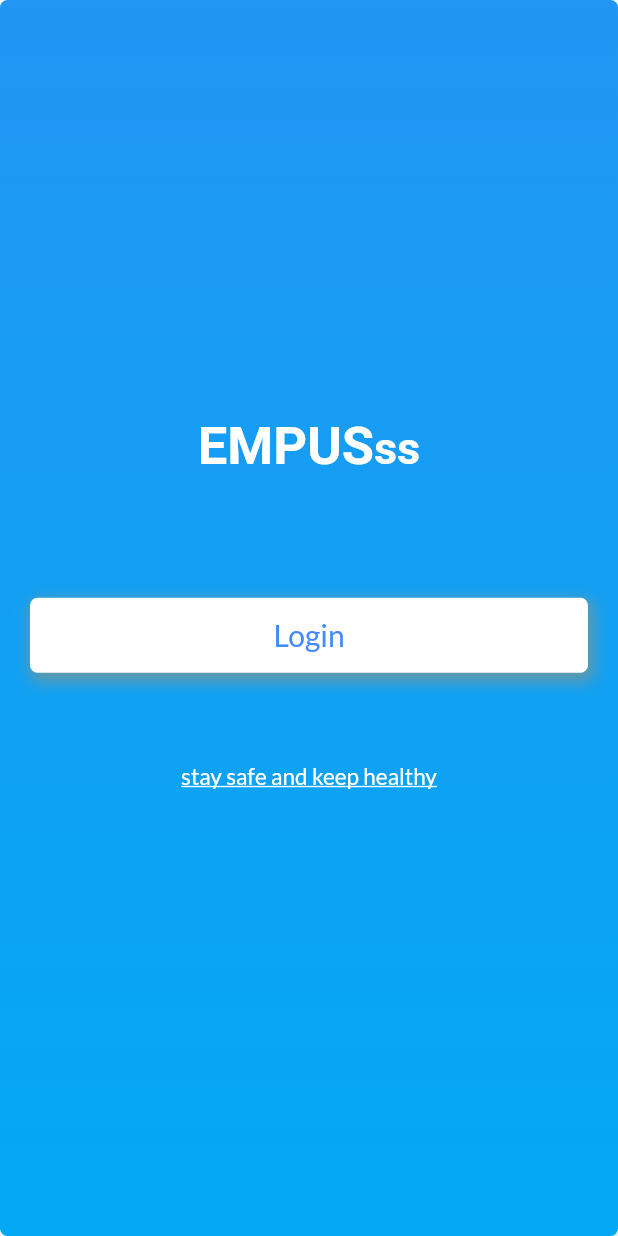
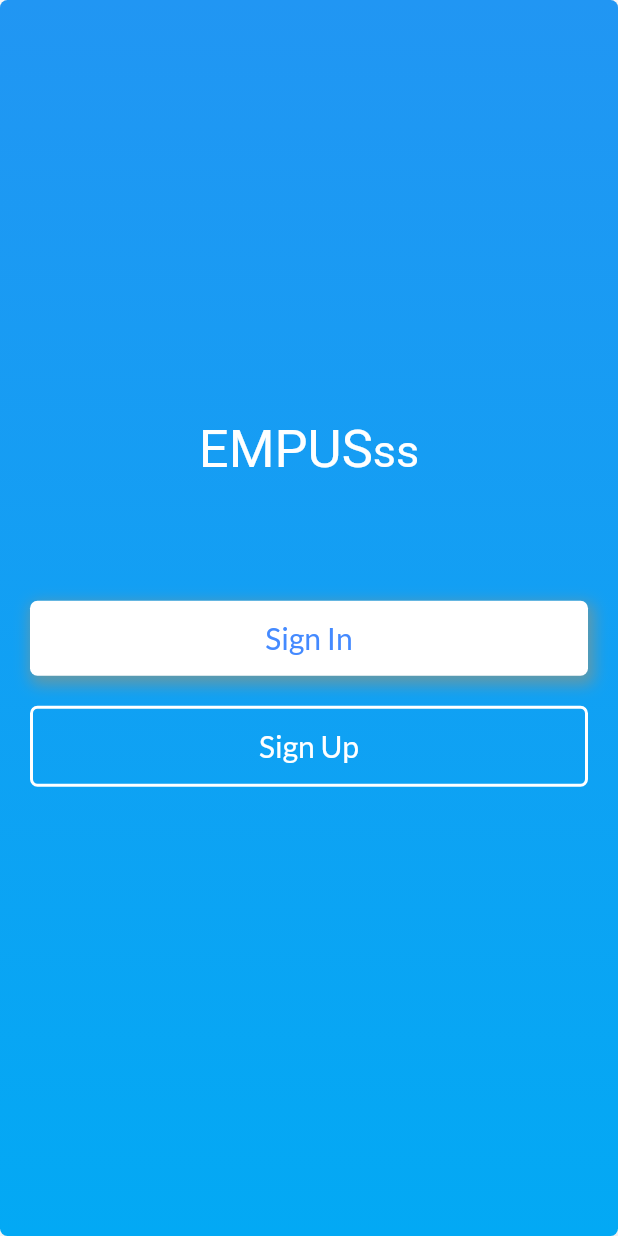
Before and after one commit to khalidalhabibie/empus, a Flutter app: the screen it shows after launch, on a phone screen of 412 x 824 dp. Run offline on Flutter 3.47's test engine with Material 2 defaults, Android fonts, the phone set to English and light mode, and no system bars; our stand-ins replace email_validator, google_fonts.

Commit message:
:bug: :art: :sparkles:  fix login and add  sign up

```diff
--- a/lib/main.dart
+++ b/lib/main.dart
@@ -1,7 +1,7 @@
 import 'package:flutter/material.dart';
 import 'package:google_fonts/google_fonts.dart';
 
-import 'src/welcomePage.dart';
+import 'src/welcome.dart';
 
 
 void main() => runApp(MyApp());
@@ -16,11 +16,11 @@ class MyApp extends StatelessWidget {
       theme: ThemeData(
          primarySwatch: Colors.blue,
          textTheme:GoogleFonts.latoTextTheme(textTheme).copyWith(
-           body1: GoogleFonts.montserrat(textStyle: textTheme.body1),
+           body1: GoogleFonts.montserrat(textStyle: textTheme.display1),
          ),
       ),
       debugShowCheckedModeBanner: false,
-      home: WelcomePage(),
+      home: Welcome(),
     );
   }
 }
--- a/lib/src/welcomePage.dart
+++ b/lib/src/welcome.dart
@@ -1,23 +1,19 @@
 import 'package:flutter/material.dart';
-import 'loginPage.dart';
-//import 'signUp.dart';
+import 'signIn.dart';
+import 'signUp.dart';
 import 'package:google_fonts/google_fonts.dart';
 
-class WelcomePage extends StatefulWidget {
-  //WelcomePage({Key key, this.title}) : super(key: key);
-
-  //final String title;
-
+class Welcome extends StatefulWidget {
   @override
-  _WelcomePageState createState() => _WelcomePageState();
+  _WelcomeState createState() => _WelcomeState();
 }
 
-class _WelcomePageState extends State<WelcomePage> {
+class _WelcomeState extends State<Welcome> {
   Widget _submitButton() {
     return InkWell(
       onTap: () {
         Navigator.push(
-            context, MaterialPageRoute(builder: (context) => LoginPage()));
+            context, MaterialPageRoute(builder: (context) => signIn()));
       },
       child: Container(
         width: MediaQuery.of(context).size.width,
@@ -34,18 +30,17 @@ class _WelcomePageState extends State<WelcomePage> {
             ],
             color: Colors.white),
         child: Text(
-          'Login',
+          'Sign In',
           style: TextStyle(fontSize: 20, color: Colors.blueAccent),
         ),
       ),
     );
   }
-/*
   Widget _signUpButton() {
     return InkWell(
       onTap: () {
         Navigator.push(
-            context, MaterialPageRoute(builder: (context) => SignUpPage()));
+            context, MaterialPageRoute(builder: (context) => SignUp()));
       },
       child: Container(
         width: MediaQuery.of(context).size.width,
@@ -56,49 +51,21 @@ class _WelcomePageState extends State<WelcomePage> {
           border: Border.all(color: Colors.white, width: 2),
         ),
         child: Text(
-          'Register now',
+          'Sign Up',
           style: TextStyle(fontSize: 20, color: Colors.white),
         ),
       ),
     );
   }
-  */
-
-  Widget _label() {
-    return Container(
-        margin: EdgeInsets.only(top: 40, bottom: 20),
-        child: Column(
-          children: <Widget>[
-        /*
-            Text(
-              'DC19 adalah aplikasi untuk merekam suhu pengguna',
-              style: TextStyle(color: Colors.white, fontSize: 17),
-            ),
-            SizedBox(
-              height: 20,
-            ),
-            */
-            Text(
-              'stay safe and keep healthy',
-              style: TextStyle(
-                color: Colors.white,
-                fontSize: 15,
-                decoration: TextDecoration.underline,
-              ),
-            ),
-          ],
-        ));
-  }
-
   Widget _title() {
     return RichText(
       textAlign: TextAlign.center,
       text: TextSpan(
           text: 'EMPUS',
           style: GoogleFonts.portLligatSans(
-            textStyle: Theme.of(context).textTheme.display1,
+            textStyle: Theme.of(context).textTheme.bodyText2,
             fontSize: 35,
-            fontWeight: FontWeight.w700,
+            fontWeight: FontWeight.w400,
             color: Colors.white,
           ),
           children: [
@@ -142,13 +109,10 @@ class _WelcomePageState extends State<WelcomePage> {
                 SizedBox(
                   height: 20,
                 ),
-                /*
                 _signUpButton(),
                 SizedBox(
                   height: 20,
                 ),
-                */
-                _label()
               ],
             ),
           ),
```
Also changed, not shown: lib/src/signIn.dart (renamed from lib/src/loginPage.dart, +46 -87 lines), lib/src/signUp.dart (added, +236 -0 lines), pubspec.yaml (+5 -2 lines), pubspec.lock, 1 other file.
